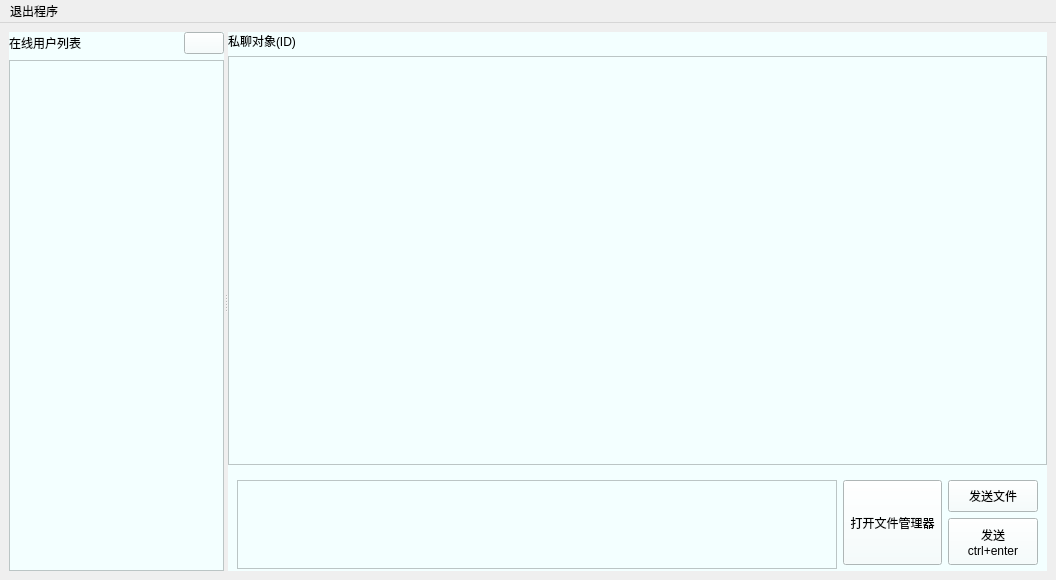
Above: mainwindow.ui from ercaoeatting/IM_QT before the change. Below: the same form after it.
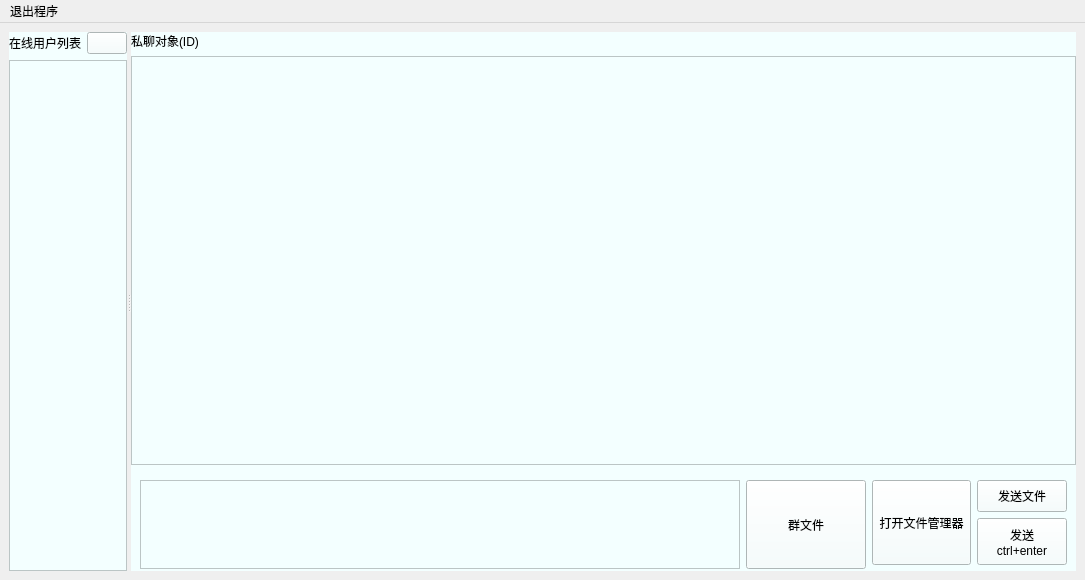
That is the form after the change. Icons and pictures are not drawn.

Commit message: add:群文件

```diff
--- a/mainwindow.ui
+++ b/mainwindow.ui
@@ -125,6 +125,31 @@
              </property>
             </widget>
            </item>
+           <item>
+            <widget class="QPushButton" name="btnGroupFiles">
+             <property name="sizePolicy">
+              <sizepolicy hsizetype="Fixed" vsizetype="Fixed">
+               <horstretch>0</horstretch>
+               <verstretch>0</verstretch>
+              </sizepolicy>
+             </property>
+             <property name="minimumSize">
+              <size>
+               <width>120</width>
+               <height>89</height>
+              </size>
+             </property>
+             <property name="maximumSize">
+              <size>
+               <width>120</width>
+               <height>89</height>
+              </size>
+             </property>
+             <property name="text">
+              <string>群文件</string>
+             </property>
+            </widget>
+           </item>
            <item>
             <widget class="QPushButton" name="pushButton">
              <property name="sizePolicy">
@@ -214,7 +239,7 @@
      <x>0</x>
      <y>0</y>
      <width>1056</width>
-     <height>22</height>
+     <height>25</height>
     </rect>
    </property>
    <widget class="QMenu" name="menuExit">
```
The commit also changes 6 other files.
